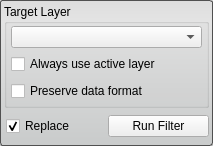
This is src/Interface/ToolInterface/GradientMagnitudeFilterInterface.ui in SCIInstitute/Seg3D as Qt 5 draws it before an edit. The edited form follows.
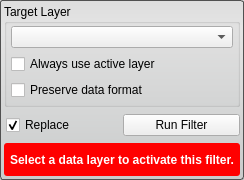
This is the edited form. Custom widgets are drawn as their Qt base class.

Commit message: added a warning to the all the tools and filters for when the proper layer isnt selected.

Diff of the .ui file:
```diff
--- a/src/Interface/ToolInterface/GradientMagnitudeFilterInterface.ui
+++ b/src/Interface/ToolInterface/GradientMagnitudeFilterInterface.ui
@@ -6,8 +6,8 @@
    <rect>
     <x>0</x>
     <y>0</y>
-    <width>213</width>
-    <height>146</height>
+    <width>244</width>
+    <height>180</height>
    </rect>
   </property>
   <property name="sizePolicy">
@@ -176,6 +176,48 @@
      </layout>
     </widget>
    </item>
+   <item>
+    <widget class="QWidget" name="message_alert_" native="true">
+     <property name="minimumSize">
+      <size>
+       <width>0</width>
+       <height>32</height>
+      </size>
+     </property>
+     <property name="styleSheet">
+      <string notr="true">QLabel#message_{
+  color: white;
+  font: bold;
+}
+
+QWidget#message_alert_{
+  border-radius: 3px;
+  background-color: red;
+}</string>
+     </property>
+     <layout class="QHBoxLayout" name="horizontalLayout_4">
+      <property name="spacing">
+       <number>0</number>
+      </property>
+      <property name="margin">
+       <number>4</number>
+      </property>
+      <item>
+       <widget class="QLabel" name="message_">
+        <property name="text">
+         <string>Select a data layer to activate this filter.</string>
+        </property>
+        <property name="alignment">
+         <set>Qt::AlignCenter</set>
+        </property>
+        <property name="wordWrap">
+         <bool>true</bool>
+        </property>
+       </widget>
+      </item>
+     </layout>
+    </widget>
+   </item>
   </layout>
  </widget>
  <customwidgets>
```
The commit also changes 67 other files.
